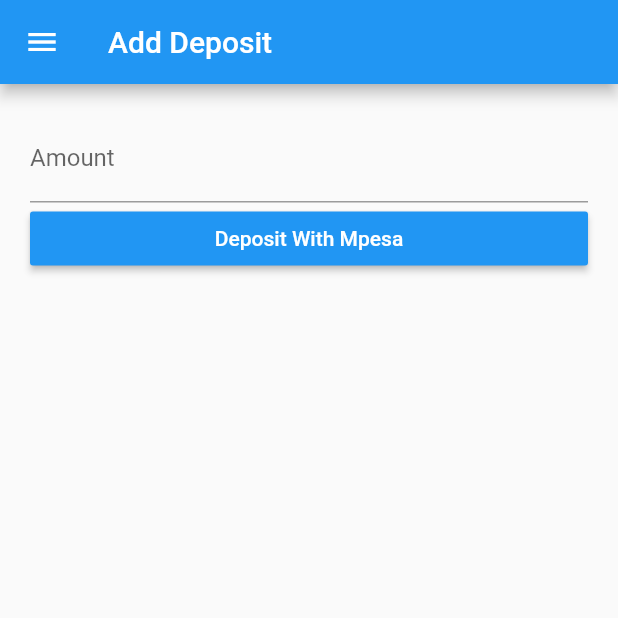
After one commit to MillerAdulu/sacco-app, a Flutter app: the AddDeposit screen opened by its route, after a tap on "Deposit With Mpesa", on a phone screen of 412 x 824 dp, the top half of it. The commit adds this screen. Run offline on Flutter 3.47's test engine with Material 2 defaults, Android fonts, the phone set to English and light mode, and no system bars; our stand-ins replace built_collection, built_value, shared_preferences, transparent_image; missing offline and left inert: build_runner, built_value_generator, source_gen, validate; accounts and stored records are empty; generated files the repository leaves out were written again; network calls fail.

Commit message:
- Display useful messages when transacting with the Mpesa API. - Load the deposits page after successful transactions

```diff
--- /dev/null
+++ b/lib/models/deposit/mpesastkpushresponse.dart
@@ -0,0 +1,18 @@
+library mpesastkpushresponse;
+
+import 'package:built_value/built_value.dart';
+import 'package:built_value/serializer.dart';
+
+part 'mpesastkpushresponse.g.dart';
+
+abstract class MpesaSTKResponse implements Built<MpesaSTKResponse, MpesaSTKResponseBuilder> {
+  String get MerchantRequestID;
+  String get CheckoutRequestID;
+  int get ResponseCode;
+  String get ResponseDescription;
+  String get CustomerMessage;
+
+  MpesaSTKResponse._();
+  factory MpesaSTKResponse([updates(MpesaSTKResponseBuilder mpesaSTKResponseBuilder)]) = _$MpesaSTKResponse;
+  static Serializer<MpesaSTKResponse> get serializer => _$mpesaSTKResponseSerializer;
+}
--- a/lib/partials/drawer.dart
+++ b/lib/partials/drawer.dart
@@ -38,6 +38,13 @@ class _SaccoDrawerState extends State<SaccoDrawer> {
             Navigator.pushNamed(context, '/home');
           },
           leading: const Icon(Icons.dashboard),
+        ),
+        ListTile(
+          title: Text('Add Deposit'),
+          onTap: () {
+            Navigator.pushNamed(context, '/adddeposit');
+          },
+          leading: const Icon(Icons.add),
         ),
         ListTile(
           title: Text('Deposits'),
--- a/lib/routes/routes.dart
+++ b/lib/routes/routes.dart
@@ -6,6 +6,7 @@ import 'package:sedcapp/user/deposits.dart';
 import 'package:sedcapp/user/addresses.dart';
 import 'package:sedcapp/user/loans.dart';
 import 'package:sedcapp/user/paymentdetails.dart';
+import 'package:sedcapp/user/adddeposit.dart';
 
 
 final routes = <String, WidgetBuilder> {
@@ -14,5 +15,6 @@ final routes = <String, WidgetBuilder> {
   '/deposits': (BuildContext context) => Deposits(),
   '/addresses': (BuildContext context) => Addresses(),
   '/loans': (BuildContext context) => Loans(),
-  '/paymentdetails': (BuildContext context) => PaymentDetails()
+  '/paymentdetails': (BuildContext context) => PaymentDetails(),
+  '/adddeposit': (BuildContext context) => AddDeposit(),
 };
--- /dev/null
+++ b/lib/user/adddeposit.dart
@@ -0,0 +1,95 @@
+import 'package:flutter/material.dart';
+import 'package:shared_preferences/shared_preferences.dart';
+
+import 'package:sedcapp/partials/drawer.dart';
+import 'package:sedcapp/utils/api.dart';
+import 'package:sedcapp/models/deposit/mpesastkpushresponse.dart';
+
+class AddDeposit extends StatefulWidget {
+  @override
+  AddDepositScreen createState() => AddDepositScreen();
+}
+
+class AddDepositScreen extends State<AddDeposit> {
+  final _addDepositFormKey = GlobalKey<FormState>();
+  final SaccoAPI api = new SaccoAPI();
+  String depositAmount;
+  SharedPreferences prefs;
+
+  @override
+  Widget build(BuildContext context) {
+    final Size screenSize = MediaQuery.of(context).size;
+    return Scaffold(
+        appBar: AppBar(
+          title: Text('Add Deposit'),
+        ),
+        drawer: SaccoDrawer(),
+        body: Form(
+            key: _addDepositFormKey,
+            child: Container(
+                padding: EdgeInsets.all(20.0),
+                child: ListView(children: <Widget>[
+                  TextFormField(
+                    decoration: InputDecoration(
+                        hintText: 'Amount', labelText: 'Amount'),
+                    validator: _validateAmount,
+                    onSaved: (String amount) {
+                      depositAmount = amount;
+                    },
+                  ),
+                  Container(
+                      width: screenSize.width,
+                      child: RaisedButton(
+                        onPressed: addMpesaDeposit,
+                        color: Colors.blue,
+                        child: Text(
+                          'Deposit With Mpesa',
+                          style: TextStyle(color: Colors.white),
+                        ),
+                      )),
+                ]))));
+  }
+
+  void addMpesaDeposit() {
+    if (_addDepositFormKey.currentState.validate()) {
+      _addDepositFormKey.currentState.save();
+      api.mpesaDeposit(depositAmount).then((result) {
+        if (result is MpesaSTKResponse) {
+          if (result.ResponseCode == 0) {
+            Scaffold.of(context).showSnackBar(SnackBar(
+              content: Text('Success! Please wait to enter your pin.'),
+              backgroundColor: Colors.greenAccent,
+              action: SnackBarAction(
+                label: 'View Deposits',
+                onPressed: goToDeposits,
+              ),
+            ));
+          } else {
+            Scaffold.of(context).showSnackBar(SnackBar(
+              content: Text('${result.CustomerMessage}'),
+              backgroundColor: Colors.greenAccent,
+            ));
+          }
+        } else {
+          Scaffold.of(context).showSnackBar(SnackBar(
+            content: Text(
+                'Unable to process your payment at this time. Please try again later'),
+            backgroundColor: Colors.redAccent,
+          ));
+        }
+      });
+    }
+  }
+
+  String _validateAmount(String value) {
+    if (value.length >= 0 && int.parse(value) != 0) {
+      return null;
+    }
+
+    return 'Please input an amount';
+  }
+
+  void goToDeposits() {
+    Navigator.pushNamed(context, '/deposits');
+  }
+}
```
Also changed, not shown: lib/utils/api.dart (+23 -6 lines), lib/models/deposit/mpesastkpushresponse.g.dart (added).
